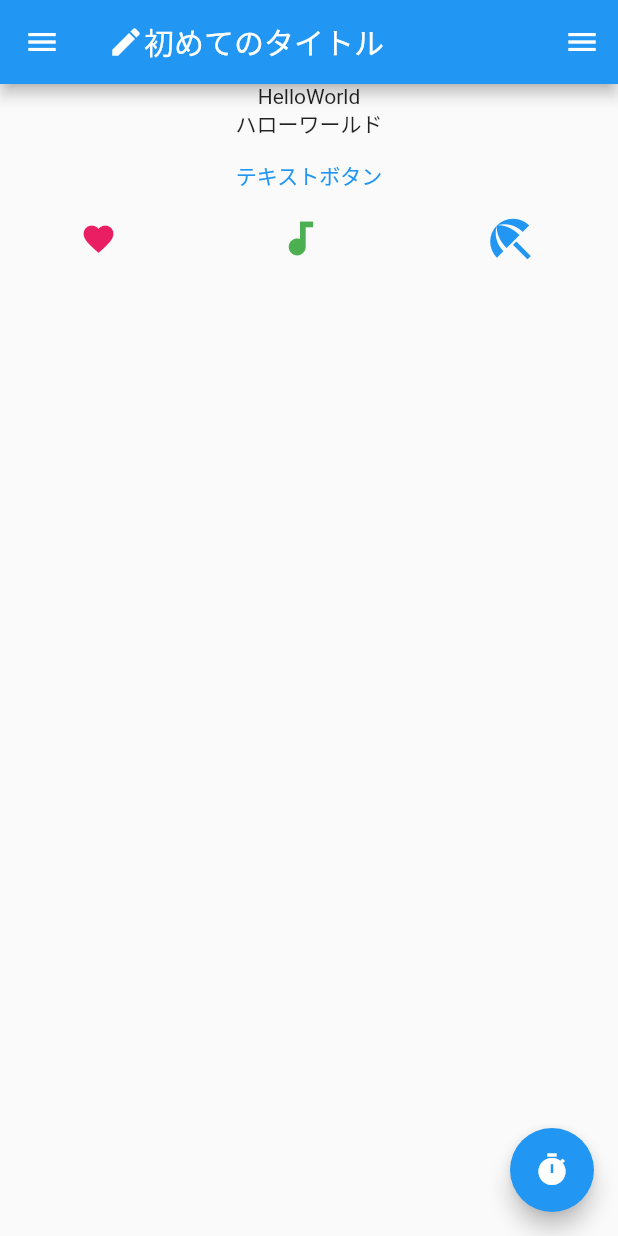
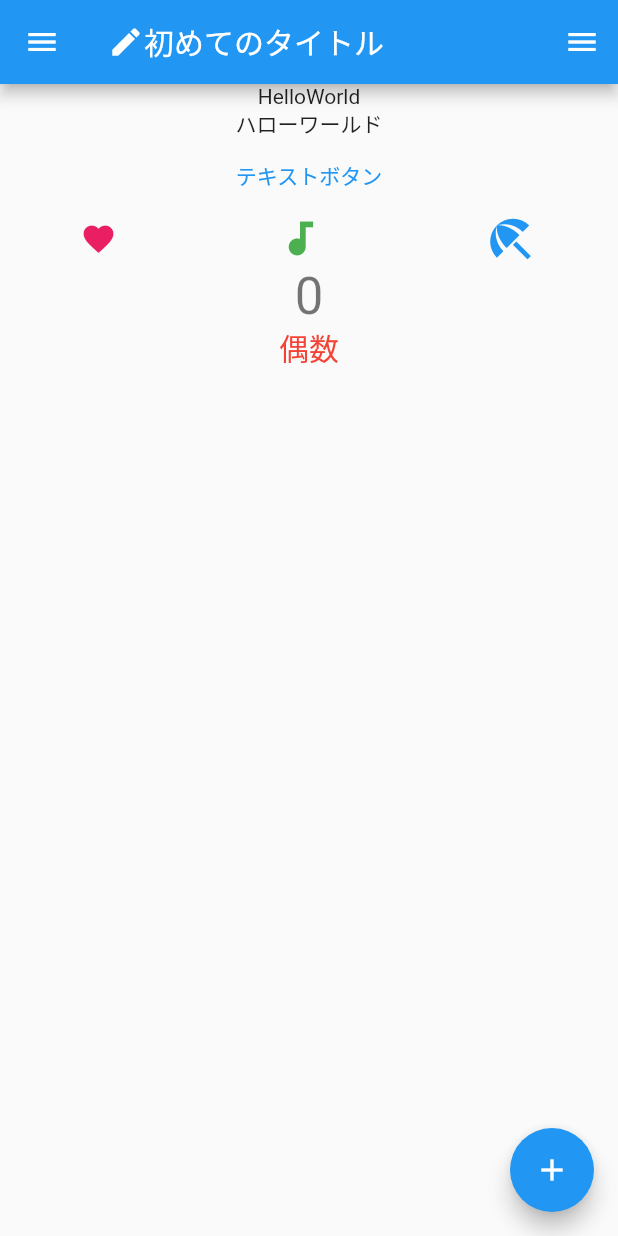
Before and after one commit to ikepon/flutter-hello-world, a Flutter app: the screen it shows after launch, on a phone screen of 412 x 824 dp. Run offline on Flutter 3.47's test engine with Material 2 defaults, Android fonts, the phone set to English and light mode, and no system bars.

Commit message:
feat: Show odd and even

```diff
--- a/lib/main.dart
+++ b/lib/main.dart
@@ -29,6 +29,19 @@ class MyHomePage extends StatefulWidget {
 }
 
 class _MyHomePageState extends State<MyHomePage> {
+  int _counter = 0;
+  String _type = "偶数";
+  void _incrementCounter() {
+    setState(() {
+      _counter++;
+      if (_counter % 2 == 0) {
+        _type = "偶数";
+      } else {
+        _type = "奇数";
+      }
+    });
+  }
+
   @override
   Widget build(BuildContext context) {
     return Scaffold(
@@ -61,12 +74,18 @@ class _MyHomePageState extends State<MyHomePage> {
                 size: 36.0,
               ),
             ],
+          ),
+          Text("$_counter", style: Theme.of(context).textTheme.headline4),
+          Text(
+            "$_type",
+            style: TextStyle(fontSize: 20, color: Colors.red),
           )
         ],
       ),
       floatingActionButton: FloatingActionButton(
-        onPressed: () => {print("押した")},
-        child: const Icon(Icons.timer),
+        onPressed: _incrementCounter,
+        tooltip: 'Increment',
+        child: const Icon(Icons.add),
       ),
       drawer: const Drawer(child: Center(child: Text("Drawer"))),
       endDrawer: const Drawer(child: Center(child: Text("EndDrawer"))),
```
